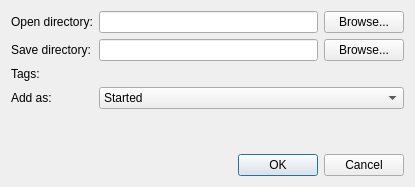
This is src/plugins/torrent/addmultipletorrents.ui in 0xd34df00d/leechcraft as Qt 5 draws it before an edit. The edited form follows.
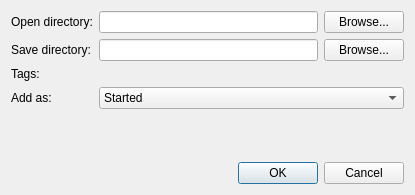
This is the edited form. Icons and pictures are not drawn. Custom widgets are drawn as their Qt base class.

Patch:
```diff
--- a/src/plugins/torrent/addmultipletorrents.ui
+++ b/src/plugins/torrent/addmultipletorrents.ui
@@ -6,7 +6,7 @@
     <x>0</x>
     <y>0</y>
     <width>415</width>
-    <height>187</height>
+    <height>195</height>
    </rect>
   </property>
   <property name="windowTitle" >
```
Left out of the diff: 4 changed lines with no effect on the pictures.
